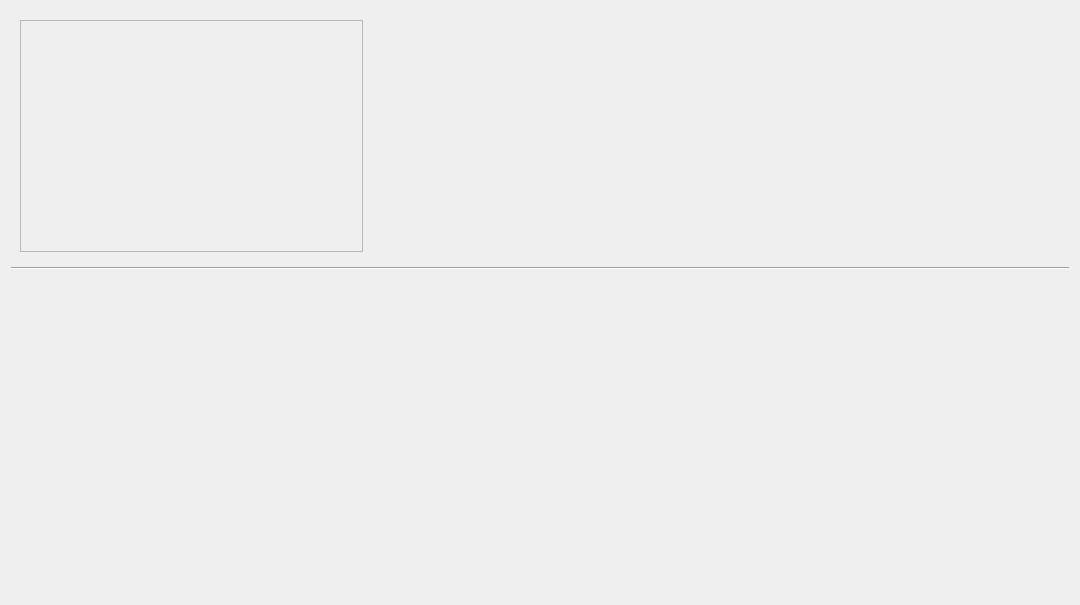
First picture: the form in detail.ui, repository ghtvt/go, before the edit.
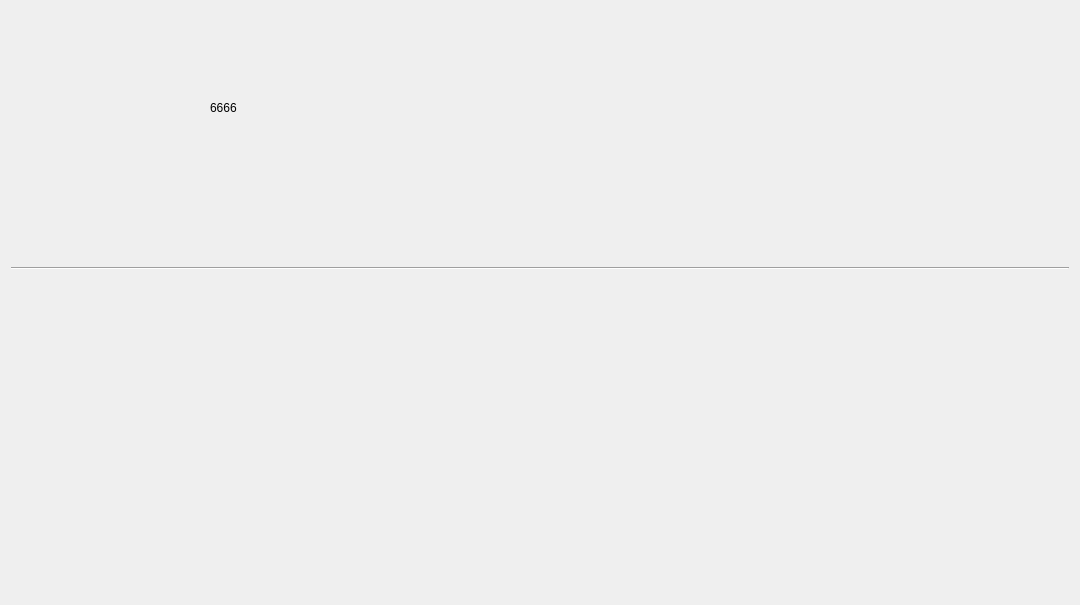
Second picture: the form after the edit. Custom widgets are drawn as their Qt base class.

Diff of the .ui file:
```diff
--- a/detail.ui
+++ b/detail.ui
@@ -24,13 +24,20 @@
      </property>
      <layout class="QHBoxLayout" name="horizontalLayout">
       <item>
-       <widget class="QFrame" name="mpv_frame">
-        <property name="frameShape">
-         <enum>QFrame::StyledPanel</enum>
-        </property>
-        <property name="frameShadow">
-         <enum>QFrame::Raised</enum>
-        </property>
+       <widget class="QWidget" name="mpv_win" native="true">
+        <widget class="QLabel" name="label">
+         <property name="geometry">
+          <rect>
+           <x>190</x>
+           <y>80</y>
+           <width>58</width>
+           <height>16</height>
+          </rect>
+         </property>
+         <property name="text">
+          <string>6666</string>
+         </property>
+        </widget>
        </widget>
       </item>
       <item>
```
